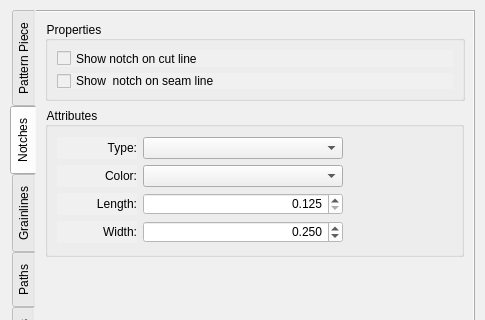
This is src/app/seamly2d/dialogs/configpages/preferencespatternpage.ui in FashionFreedom/Seamly2D as Qt 5 draws it before an edit; both pictures show x 0 to 485 and y 0 to 320 of the 485 by 570 pixel window. The edited form follows.
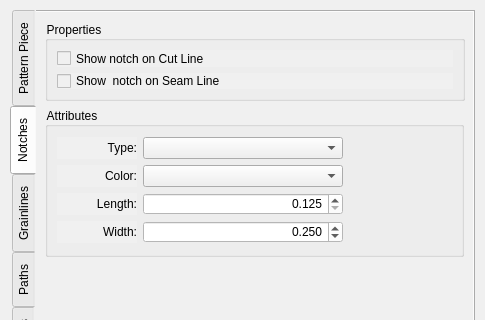
This is the edited form. The open tabs and pages were chosen to show the change. Icons and pictures are not drawn. Custom widgets are drawn as their Qt base class.

Commit message:
fix: Capitalize label text
Capitalize Seam Line and Cut Line.

```diff
--- a/src/app/seamly2d/dialogs/configpages/preferencespatternpage.ui
+++ b/src/app/seamly2d/dialogs/configpages/preferencespatternpage.ui
@@ -227,7 +227,7 @@
            </font>
           </property>
           <property name="text">
-           <string>Show notch on cut line</string>
+           <string>Show notch on Cut Line</string>
           </property>
          </widget>
         </item>
@@ -248,7 +248,7 @@
            <string>Show notch on both the seam allowance and seam line.</string>
           </property>
           <property name="text">
-           <string>Show  notch on seam line</string>
+           <string>Show  notch on Seam Line</string>
           </property>
          </widget>
         </item>
```
Left out of the diff: 2 changed lines with no effect on the pictures. The commit also changes 1 other file.
